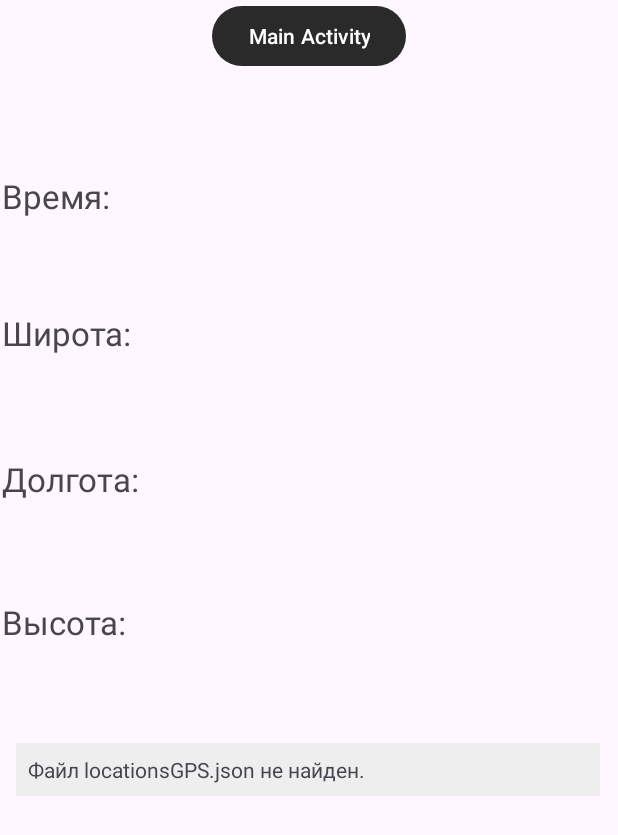
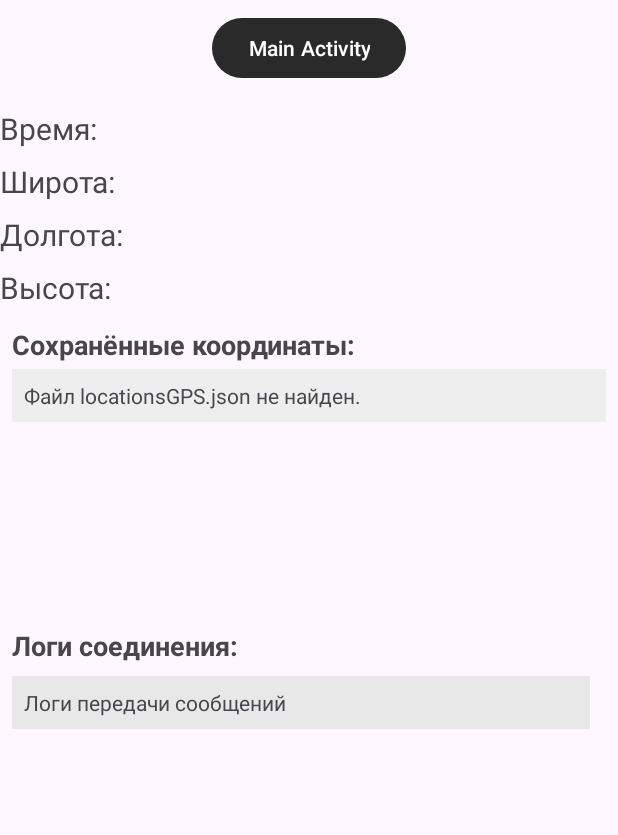
Before and after one commit to metonimiia/GPS_APP, an Android app: the GPS_coord screen opened directly, with no data from a screen before it, on a phone screen of 412 x 824 dp. Shown: the top 835 px of the screen. Run offline under Robolectric (Android 15) with nearby library versions, the phone set to English and light mode, and no system bars; libraries missing offline, so code that uses them is left out: org.zeromq.

Commit message:
GPS координаты передаются на сервер

```diff
--- a/app/build.gradle
+++ b/app/build.gradle
@@ -48,6 +48,7 @@ dependencies {
     implementation libs.androidx.constraintlayout
     implementation 'com.google.android.gms:play-services-location:21.2.0'
     implementation 'com.google.code.gson:gson:2.10.1'
+    implementation ("org.zeromq:jeromq:0.5.0")
     implementation libs.play.services.maps
     testImplementation libs.junit
     androidTestImplementation libs.androidx.junit
--- a/app/src/main/java/com/example/gps_app/GPS_coord.kt
+++ b/app/src/main/java/com/example/gps_app/GPS_coord.kt
@@ -7,11 +7,7 @@ import android.content.Intent
 import android.content.pm.PackageManager
 import android.location.Location
 import android.location.LocationManager
-import android.os.Build
-import android.os.Bundle
-import android.os.Environment
-import android.os.Handler
-import android.os.Looper
+import android.os.*
 import android.widget.Button
 import android.widget.TextView
 import android.widget.Toast
@@ -22,30 +18,34 @@ import com.google.android.gms.location.FusedLocationProviderClient
 import com.google.android.gms.location.LocationServices
 import org.json.JSONArray
 import org.json.JSONObject
+import org.zeromq.SocketType
+import org.zeromq.ZContext
+import org.zeromq.ZMQ
 import java.io.File
 import java.text.SimpleDateFormat
-import java.util.Date
-import java.util.Locale
-import java.util.concurrent.TimeUnit
+import java.util.*
 
 class GPS_coord : AppCompatActivity() {
+
     private lateinit var current_time: TextView
     private lateinit var longit: TextView
     private lateinit var lat: TextView
     private lateinit var alti: TextView
     private lateinit var jsonOutput: TextView
+    private lateinit var logView: TextView
     private lateinit var handler: Handler
     private lateinit var myFusedLocationProviderClient: FusedLocationProviderClient
-
 
     override fun onCreate(savedInstanceState: Bundle?) {
         super.onCreate(savedInstanceState)
         setContentView(R.layout.activity_gps_coord)
+
         current_time = findViewById(R.id.realtime)
         longit = findViewById(R.id.longitude)
         lat = findViewById(R.id.latitude)
         alti = findViewById(R.id.altitude)
         jsonOutput = findViewById(R.id.json_output)
+        logView = findViewById(R.id.tvSockets)
         handler = Handler(Looper.getMainLooper())
         myFusedLocationProviderClient = LocationServices.getFusedLocationProviderClient(this)
         jsonOutput.text = readJsonFile()
@@ -68,18 +68,21 @@ class GPS_coord : AppCompatActivity() {
             getLocation()
         }
 
-        val mainButton = findViewById<Button>(R.id.tomain)
-        mainButton.setOnClickListener {
+        findViewById<Button>(R.id.tomain).setOnClickListener {
             startActivity(Intent(this, MainActivity::class.java))
         }
     }
 
+    private fun appendLog(text: String) {
+        runOnUiThread {
+            logView.append(text + "\n")
+        }
+    }
 
     private fun checkPermissions(): Boolean {
         return ActivityCompat.checkSelfPermission(this, ACCESS_FINE_LOCATION) == PackageManager.PERMISSION_GRANTED &&
-                (Build.VERSION.SDK_INT < Build.VERSION_CODES.Q || ActivityCompat.checkSelfPermission(
-                    this, ACCESS_BACKGROUND_LOCATION
-                ) == PackageManager.PERMISSION_GRANTED)
+                (Build.VERSION.SDK_INT < Build.VERSION_CODES.Q ||
+                        ActivityCompat.checkSelfPermission(this, ACCESS_BACKGROUND_LOCATION) == PackageManager.PERMISSION_GRANTED)
     }
 
     private fun isLocationEnabled(): Boolean {
@@ -92,40 +95,57 @@ class GPS_coord : AppCompatActivity() {
         val locationRunnable = object : Runnable {
             override fun run() {
                 getLastLocation()
-                handler.postDelayed(this, 60000)
+                handler.postDelayed(this, 5000)
             }
         }
         handler.post(locationRunnable)
     }
 
     private fun getLastLocation() {
-        if (checkPermissions() && isLocationEnabled()) {
+        if (!checkPermissions()) {
+            Toast.makeText(this, "Нет разрешений на геолокацию", Toast.LENGTH_SHORT).show()
+            return
+        }
+
+        if (isLocationEnabled()) {
             myFusedLocationProviderClient.lastLocation.addOnSuccessListener { location: Location? ->
+                val timestamp = System.currentTimeMillis()
+                val times = SimpleDateFormat("dd.MM.yyyy HH:mm:ss", Locale.getDefault()).format(Date(timestamp))
+                current_time.text = "Время: $times"
+
                 if (location != null) {
                     val latitude = location.latitude
                     val longitude = location.longitude
                     val altitude = location.altitude
-                    val times = SimpleDateFormat("dd.MM.yyyy HH:mm:ss").format(Date(location.time))
-
 
                     lat.text = "Широта: %.5f".format(latitude)
                     longit.text = "Долгота: %.5f".format(longitude)
                     alti.text = "Высота: %.3f м".format(altitude)
-                    current_time.text = "Время: $times"
+
+
 
                     saveLocationJson(latitude, longitude, altitude, times)
                     jsonOutput.text = readJsonFile()
+
+                    val jsonToSend = JSONObject().apply {
+                        put("Время", times)
+                        put("Широта", latitude)
+                        put("Долгота", longitude)
+                        put("Высота", altitude)
+                    }.toString()
+
+                    sendToServer(jsonToSend)
                 } else {
                     Toast.makeText(this, "Нет данных о местоположении", Toast.LENGTH_SHORT).show()
                 }
             }
         } else {
-            Toast.makeText(this, "Геолокация отключена или нет разрешений", Toast.LENGTH_SHORT).show()
+            Toast.makeText(this, "Геолокация отключена", Toast.LENGTH_SHORT).show()
         }
     }
 
     private fun saveLocationJson(lat: Double, lon: Double, alt: Double, curtime: String) {
-        val downloadsDir = Environment.getExternalStoragePublicDirectory(Environment.DIRECTORY_DOWNLOADS)
+        val downloadsDir = getExternalFilesDir(Environment.DIRECTORY_DOCUMENTS)
         val file = File(downloadsDir, "locationsGPS.json")
         val locationData = JSONObject().apply {
             put("Время", curtime)
@@ -143,17 +163,49 @@ class GPS_coord : AppCompatActivity() {
         } else {
             JSONArray()
         }
+
         jsonLocation.put(locationData)
         file.writeText(jsonLocation.toString(4))
     }
 
     private fun readJsonFile(): String {
-        val downloadsDir = Environment.getExternalStoragePublicDirectory(Environment.DIRECTORY_DOWNLOADS)
+        val downloadsDir = getExternalFilesDir(Environment.DIRECTORY_DOCUMENTS)
         val file = File(downloadsDir, "locationsGPS.json")
-        return if (file.exists()) {
-            file.readText()
-        } else {
-            "Файл locationsGPS.json не найден."
-        }
+        return if (file.exists()) file.readText() else "Файл locationsGPS.json не найден."
+    }
+
+    private fun sendToServer(jsonData: String) {
+        Thread {
+            val serverAddr = "tcp://172.20.10.2:2222"
+
+            try {
+                ZContext().use { context ->
+                    context.createSocket(SocketType.REQ).use { socket ->
+                        socket.connect(serverAddr)
+                        socket.receiveTimeOut = 2000
+
+                        socket.send(jsonData.toByteArray(Charsets.UTF_8))
+                        appendLog("[CLIENT] Отправил: $jsonData")
+
+                        val reply = socket.recv(0)
+                        if (reply != null) {
+                            val repStr = String(reply, Charsets.UTF_8)
+                            appendLog("[SERVER] Ответ: $repStr")
+                        } else {
+                            appendLog("[CLIENT] Нет ответа от сервера (timeout)")
+                        }
+                    }
+                }
+            } catch (e: Exception) {
+                appendLog("[ERROR] ${e.localizedMessage}")
+            }
+        }.start()
+    }
+
+
+
+    override fun onDestroy() {
+        super.onDestroy()
+        handler.removeCallbacksAndMessages(null)
     }
 }
--- a/app/src/main/java/com/example/gps_app/MainActivity.kt
+++ b/app/src/main/java/com/example/gps_app/MainActivity.kt
@@ -34,5 +34,6 @@ class MainActivity : AppCompatActivity() {
             val intent = Intent(this, GPS_coord::class.java)
             startActivity(intent)
         }
+
     }
 }
--- a/app/src/main/res/layout/activity_gps_coord.xml
+++ b/app/src/main/res/layout/activity_gps_coord.xml
@@ -7,86 +7,88 @@
     android:layout_height="match_parent"
     tools:context=".GPS_coord">
 
-    <TextView
-        android:id="@+id/longitude"
-        android:layout_width="409dp"
-        android:layout_height="wrap_content"
-        android:layout_marginStart="1dp"
-        android:layout_marginEnd="1dp"
-        android:text="Долгота:"
-        android:textSize="22dp"
-        app:layout_constraintBottom_toBottomOf="parent"
-        app:layout_constraintEnd_toEndOf="parent"
-        app:layout_constraintHorizontal_bias="0.0"
-        app:layout_constraintStart_toStartOf="parent"
-        app:layout_constraintTop_toTopOf="parent"
-        app:layout_constraintVertical_bias="0.383" />
-
-    <TextView
-        android:id="@+id/realtime"
-        android:layout_width="409dp"
-        android:layout_height="wrap_content"
-        android:layout_marginStart="1dp"
-        android:layout_marginEnd="1dp"
-        android:text="Время:"
-        android:textSize="22dp"
-        app:layout_constraintBottom_toBottomOf="parent"
-        app:layout_constraintEnd_toEndOf="parent"
-        app:layout_constraintHorizontal_bias="0.0"
-        app:layout_constraintStart_toStartOf="parent"
-        app:layout_constraintTop_toTopOf="parent"
-        app:layout_constraintVertical_bias="0.146" />
-
-    <TextView
-        android:id="@+id/latitude"
-        android:layout_width="409dp"
-        android:layout_height="wrap_content"
-        android:layout_marginStart="1dp"
-        android:layout_marginEnd="1dp"
-        android:text="Широта:"
-        android:textSize="22dp"
-        app:layout_constraintBottom_toBottomOf="parent"
-        app:layout_constraintEnd_toEndOf="parent"
-        app:layout_constraintHorizontal_bias="0.0"
-        app:layout_constraintStart_toStartOf="parent"
-        app:layout_constraintTop_toTopOf="parent"
-        app:layout_constraintVertical_bias="0.261" />
-
-    <TextView
-        android:id="@+id/altitude"
-        android:layout_width="409dp"
-        android:layout_height="wrap_content"
-        android:layout_marginStart="1dp"
-        android:layout_marginEnd="1dp"
-        android:text="Высота:"
-        android:textSize="22dp"
-        app:layout_constraintBottom_toBottomOf="parent"
-        app:layout_constraintEnd_toEndOf="parent"
-        app:layout_constraintHorizontal_bias="0.0"
-        app:layout_constraintStart_toStartOf="parent"
-        app:layout_constraintTop_toTopOf="parent"
-        app:layout_constraintVertical_bias="0.503" />
-
+    <!-- Кнопка возврата -->
     <Button
         android:id="@+id/tomain"
         android:layout_width="wrap_content"
         android:layout_height="wrap_content"
         android:text="Main Activity"
+        app:layout_constraintTop_toTopOf="parent"
+        app:layout_constraintStart_toStartOf="parent"
         app:layout_constraintEnd_toEndOf="parent"
-        app:layout_constraintHorizontal_bias="0.5"
+        android:layout_marginTop="8dp" />
+
+    <!-- Время -->
+    <TextView
+        android:id="@+id/realtime"
+        android:layout_width="0dp"
+        android:layout_height="wrap_content"
+        android:text="Время:"
+        android:textSize="20sp"
+        app:layout_constraintTop_toBottomOf="@id/tomain"
         app:layout_constraintStart_toStartOf="parent"
-        tools:layout_editor_absoluteY="4dp" />
+        app:layout_constraintEnd_toEndOf="parent"
+        android:layout_marginTop="16dp" />
+
+    <!-- Широта -->
+    <TextView
+        android:id="@+id/latitude"
+        android:layout_width="0dp"
+        android:layout_height="wrap_content"
+        android:text="Широта:"
+        android:textSize="20sp"
+        app:layout_constraintTop_toBottomOf="@id/realtime"
+        app:layout_constraintStart_toStartOf="parent"
+        app:layout_constraintEnd_toEndOf="parent"
+        android:layout_marginTop="8dp" />
+
+    <!-- Долгота -->
+    <TextView
+        android:id="@+id/longitude"
+        android:layout_width="0dp"
+        android:layout_height="wrap_content"
+        android:text="Долгота:"
+        android:textSize="20sp"
+        app:layout_constraintTop_toBottomOf="@id/latitude"
+        app:layout_constraintStart_toStartOf="parent"
+        app:layout_constraintEnd_toEndOf="parent"
+        android:layout_marginTop="8dp" />
+
+    <!-- Высота -->
+    <TextView
+        android:id="@+id/altitude"
+        android:layout_width="0dp"
+        android:layout_height="wrap_content"
+        android:text="Высота:"
+        android:textSize="20sp"
+        app:layout_constraintTop_toBottomOf="@id/longitude"
+        app:layout_constraintStart_toStartOf="parent"
+        app:layout_constraintEnd_toEndOf="parent"
+        android:layout_marginTop="8dp" />
+
+    <!-- JSON вывод -->
+    <TextView
+        android:id="@+id/jsonLabel"
+        android:layout_width="wrap_content"
+        android:layout_height="wrap_content"
+        android:text="Сохранённые координаты:"
+        android:textStyle="bold"
+        android:textSize="18sp"
+        app:layout_constraintTop_toBottomOf="@id/altitude"
+        app:layout_constraintStart_toStartOf="parent"
+        android:layout_marginTop="12dp"
+        android:layout_marginStart="8dp" />
 
     <ScrollView
         android:id="@+id/scrollView2"
-        android:layout_width="389dp"
-        android:layout_height="255dp"
-        app:layout_constraintBottom_toBottomOf="parent"
-        app:layout_constraintEnd_toEndOf="parent"
-        app:layout_constraintHorizontal_bias="0.47"
+        android:layout_width="0dp"
+        android:layout_height="160dp"
+        android:layout_marginStart="8dp"
+        android:layout_marginEnd="8dp"
+        android:layout_marginTop="4dp"
+        app:layout_constraintTop_toBottomOf="@id/jsonLabel"
         app:layout_constraintStart_toStartOf="parent"
-        app:layout_constraintTop_toTopOf="parent"
-        app:layout_constraintVertical_bias="0.871">
+        app:layout_constraintEnd_toEndOf="parent">
 
         <TextView
             android:id="@+id/json_output"
@@ -94,9 +96,44 @@
             android:layout_height="wrap_content"
             android:background="#EEEEEE"
             android:padding="8dp"
-            android:text=" "
+            android:text="Отображение координат"
             android:textSize="14sp" />
     </ScrollView>
 
+    <!-- Логи обмена с сервером -->
+    <TextView
+        android:id="@+id/logLabel"
+        android:layout_width="wrap_content"
+        android:layout_height="wrap_content"
+        android:text="Логи соединения:"
+        android:textStyle="bold"
+        android:textSize="18sp"
+        app:layout_constraintTop_toBottomOf="@id/scrollView2"
+        app:layout_constraintStart_toStartOf="parent"
+        android:layout_marginTop="12dp"
+        android:layout_marginStart="8dp" />
+
+    <ScrollView
+        android:id="@+id/logScroll"
+        android:layout_width="385dp"
+        android:layout_height="247dp"
+        android:layout_margin="8dp"
+        app:layout_constraintBottom_toBottomOf="parent"
+        app:layout_constraintEnd_toEndOf="parent"
+        app:layout_constraintHorizontal_bias="0.0"
+        app:layout_constraintStart_toStartOf="parent"
+        app:layout_constraintTop_toBottomOf="@id/logLabel"
+        app:layout_constraintVertical_bias="0.0">
+
+        <TextView
+            android:id="@+id/tvSockets"
+            android:layout_width="match_parent"
+            android:layout_height="wrap_content"
+            android:background="#E8E8E8"
+            android:padding="8dp"
+            android:scrollbars="vertical"
+            android:text="Логи передачи сообщений"
+            android:textSize="14sp" />
+    </ScrollView>
 
 </androidx.constraintlayout.widget.ConstraintLayout>
```
Also changed, not shown: app/src/main/AndroidManifest.xml (+6 -4 lines).
